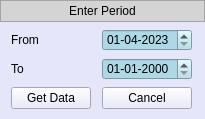
Old version of the form Resources/Ui/DateFilter.ui in the repository Darshitjivani/MBAS.
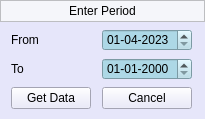
New version of the form.

The edit to the form file:
```diff
--- a/Resources/Ui/DateFilter.ui
+++ b/Resources/Ui/DateFilter.ui
@@ -45,7 +45,7 @@
        </size>
       </property>
       <property name="styleSheet">
-       <string notr="true">background-color: rgb(212, 212, 212);
+       <string notr="true">background-color:#f5f6fa;
 font: 63 11pt &quot;Segoe UI Semibold&quot;;
 color:#000000</string>
       </property>
```
Left out of the diff: 6 changed lines with no effect on the pictures.
